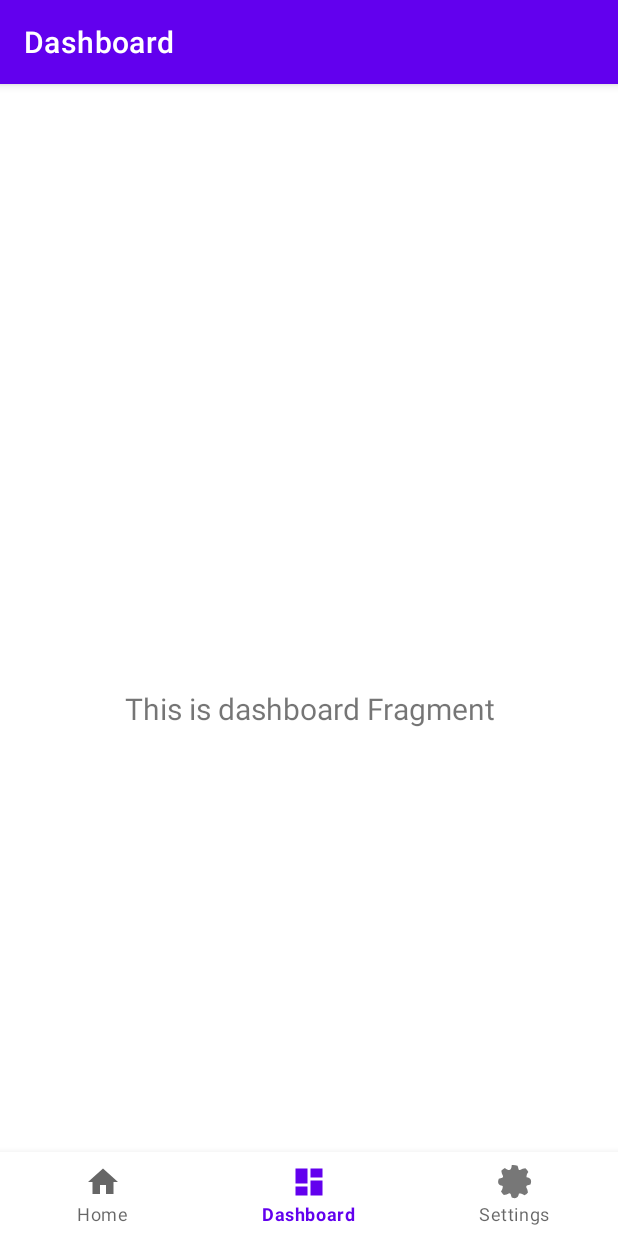
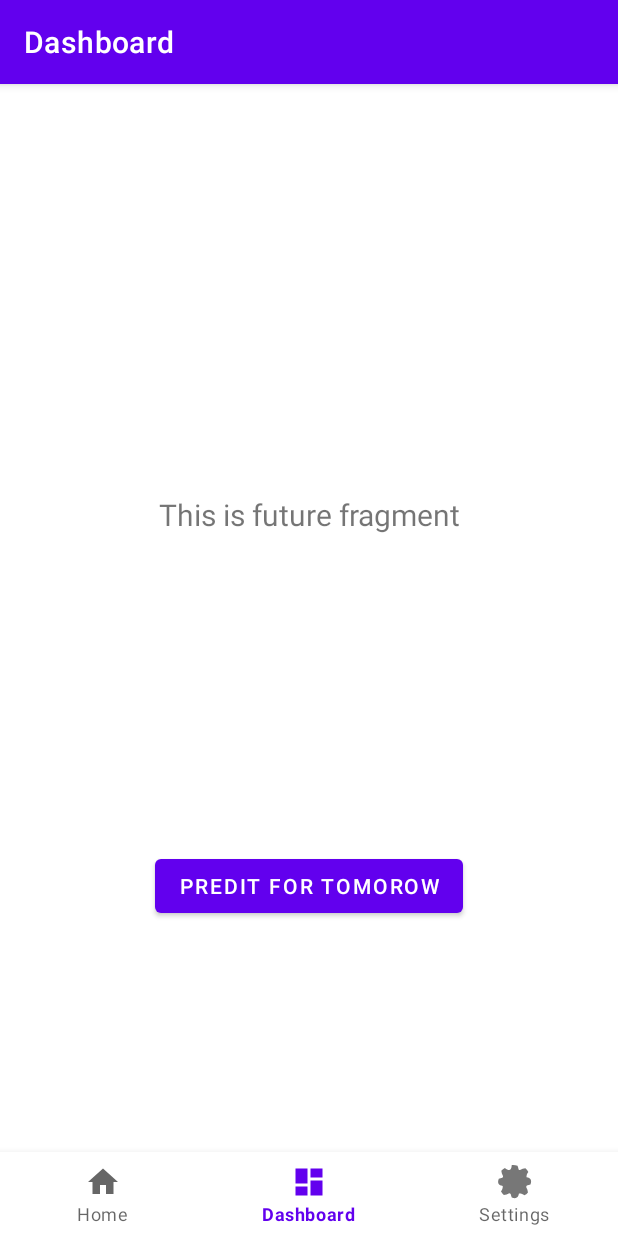
Before and after one commit to MahmudMeme/air-quality, an Android app: the screen it shows after launch (MainActivity), item 2 of the bottom bar chosen, on a phone screen of 412 x 824 dp. Run offline under Robolectric (Android 15) with nearby library versions, the phone set to English and light mode, and no system bars; our stand-ins replace Dagger/Hilt's generated code, navigation-ui; 1 statement that could not run was skipped.

Commit message:
deepseek predition without key

```diff
--- a/app/build.gradle.kts
+++ b/app/build.gradle.kts
@@ -1,3 +1,5 @@
+import java.util.Properties
+
 plugins {
     alias(libs.plugins.android.application)
     alias(libs.plugins.kotlin.android)
@@ -21,6 +23,8 @@ android {
         versionName = "1.0"
 
         testInstrumentationRunner = "androidx.test.runner.AndroidJUnitRunner"
+        buildConfigField("String", "API_KEY", "\"${properties["DEEPSEEK_API_KEY"]}\"")
+        buildConfigField("String", "DAPI_KEY", "\"${System.getenv("DEEPSEEK_API_KEY")}\"")
     }
 
     buildTypes {
@@ -40,6 +44,7 @@ android {
         jvmTarget = "11"
     }
     buildFeatures {
+        buildConfig = true
         viewBinding = true
     }
 }
--- a/app/src/main/java/com/example/airpolution/data/Repository.kt
+++ b/app/src/main/java/com/example/airpolution/data/Repository.kt
@@ -29,4 +29,7 @@ class Repository @Inject constructor(
     suspend fun getAllCitiesFromStringsXML(): List<String> {
         return localDataSource.getAllCitiesFromStringsXML()
     }
+    suspend fun getPrediction(prompt: String): String? {
+        return remoteAirValuesDataSource.predict(prompt)
+    }
 }
--- a/app/src/main/java/com/example/airpolution/data/remote/AirValuesDBApi.kt
+++ b/app/src/main/java/com/example/airpolution/data/remote/AirValuesDBApi.kt
@@ -1,7 +1,13 @@
 package com.example.airpolution.data.remote
 
+import com.example.airpolution.data.remote.deepseek.DeepSeekRequest
+import com.example.airpolution.data.remote.deepseek.DeepSeekResponse
 import retrofit2.Response
+import retrofit2.http.Body
 import retrofit2.http.GET
+import retrofit2.http.Header
+import retrofit2.http.Headers
+import retrofit2.http.POST
 import retrofit2.http.Url
 
 interface AirValuesDBApi {
@@ -10,4 +16,12 @@ interface AirValuesDBApi {
 
     @GET
     suspend fun getAverageDataForYesterday(@Url url: String): Response<List<AverageDataResponse>>
+
+    @Headers("Content-Type: application/json")
+    @POST("chat/completions")
+    suspend fun getPrediction(
+//        @Url url: String,
+        @Header("Authorization") auth: String,
+        @Body request: DeepSeekRequest,
+    ): Response<DeepSeekResponse>
 }
--- a/app/src/main/java/com/example/airpolution/data/remote/RemoteAirValuesDataSource.kt
+++ b/app/src/main/java/com/example/airpolution/data/remote/RemoteAirValuesDataSource.kt
@@ -1,7 +1,11 @@
 package com.example.airpolution.data.remote
+
+import com.example.airpolution.data.remote.deepseek.DeepSeekResponse
 
 interface RemoteAirValuesDataSource {
     suspend fun getAirValues(url: String): AirQualityResponse
 
     suspend fun getAverageData(url: String): List<AverageDataResponse>
+
+    suspend fun predict(prompt:String): String?
 }
--- /dev/null
+++ b/app/src/main/java/com/example/airpolution/data/remote/deepseek/DeepSeekApi.kt
@@ -0,0 +1,6 @@
+package com.example.airpolution.data.remote.deepseek
+
+object DeepSeekApi {
+     const val BASE_URL = "https://api.deepseek.com/v1/"
+     const val API_KEY = "your_api_key_here"
+}
--- a/app/src/main/java/com/example/airpolution/di/SingletonModule.kt
+++ b/app/src/main/java/com/example/airpolution/di/SingletonModule.kt
@@ -37,7 +37,7 @@ abstract class SingletonModule {
         @Provides
         @Singleton
         fun provideRetrofit(okHttpClient: OkHttpClient): Retrofit {
-            val baseUrl = "https://placeholder.pulse.eco/"
+            val baseUrl = "https://api.deepseek.com/v1/"
             return Retrofit.Builder()
                 .baseUrl(baseUrl)
                 .addConverterFactory(GsonConverterFactory.create())
--- a/app/src/main/java/com/example/airpolution/ui/dashboard/DashboardFragment.kt
+++ /dev/null
@@ -1,42 +0,0 @@
-package com.example.airpolution.ui.dashboard
-
-import android.os.Bundle
-import android.view.LayoutInflater
-import android.view.View
-import android.view.ViewGroup
-import android.widget.TextView
-import androidx.fragment.app.Fragment
-import androidx.lifecycle.ViewModelProvider
-import com.example.airpolution.databinding.FragmentDashboardBinding
-
-class DashboardFragment : Fragment() {
-
-    private var _binding: FragmentDashboardBinding? = null
-
-    // This property is only valid between onCreateView and
-    // onDestroyView.
-    private val binding get() = _binding!!
-
-    override fun onCreateView(
-        inflater: LayoutInflater,
-        container: ViewGroup?,
-        savedInstanceState: Bundle?
-    ): View {
-        val dashboardViewModel =
-            ViewModelProvider(this).get(DashboardViewModel::class.java)
-
-        _binding = FragmentDashboardBinding.inflate(inflater, container, false)
-        val root: View = binding.root
-
-        val textView: TextView = binding.textDashboard
-        dashboardViewModel.text.observe(viewLifecycleOwner) {
-            textView.text = it
-        }
-        return root
-    }
-
-    override fun onDestroyView() {
-        super.onDestroyView()
-        _binding = null
-    }
-}
--- a/app/src/main/java/com/example/airpolution/ui/dashboard/DashboardViewModel.kt
+++ /dev/null
@@ -1,13 +0,0 @@
-package com.example.airpolution.ui.dashboard
-
-import androidx.lifecycle.LiveData
-import androidx.lifecycle.MutableLiveData
-import androidx.lifecycle.ViewModel
-
-class DashboardViewModel : ViewModel() {
-
-    private val _text = MutableLiveData<String>().apply {
-        value = "This is dashboard Fragment"
-    }
-    val text: LiveData<String> = _text
-}
--- /dev/null
+++ b/app/src/main/java/com/example/airpolution/ui/dashboard/FutureFragment.kt
@@ -0,0 +1,54 @@
+package com.example.airpolution.ui.dashboard
+
+import android.os.Bundle
+import android.view.LayoutInflater
+import android.view.View
+import android.view.ViewGroup
+import androidx.fragment.app.Fragment
+import androidx.lifecycle.Lifecycle
+import androidx.lifecycle.ViewModelProvider
+import androidx.lifecycle.lifecycleScope
+import androidx.lifecycle.repeatOnLifecycle
+import com.example.airpolution.databinding.FragmentFutureBinding
+import dagger.hilt.android.AndroidEntryPoint
+import kotlinx.coroutines.launch
+
+@AndroidEntryPoint
+class FutureFragment : Fragment() {
+
+    private var _binding: FragmentFutureBinding? = null
+
+    // This property is only valid between onCreateView and
+    // onDestroyView.
+    private val binding get() = _binding!!
+
+    override fun onCreateView(
+        inflater: LayoutInflater,
+        container: ViewGroup?,
+        savedInstanceState: Bundle?
+    ): View {
+        val futureViewModel = ViewModelProvider(this).get(FutureViewModel::class.java)
+
+        _binding = FragmentFutureBinding.inflate(inflater, container, false)
+        val root: View = binding.root
+
+
+        binding.btnPredict.setOnClickListener {
+            futureViewModel.loadData()
+        }
+
+        viewLifecycleOwner.lifecycleScope.launch {
+            lifecycle.repeatOnLifecycle(Lifecycle.State.STARTED) {
+                futureViewModel.uiState.collect { state ->
+                    binding.textDashboard.text = state.text
+                }
+            }
+        }
+        return root
+    }
+
+    override fun onDestroyView() {
+        super.onDestroyView()
+        _binding = null
+    }
+}
--- a/app/src/main/res/layout/fragment_dashboard.xml
+++ b/app/src/main/res/layout/fragment_future.xml
@@ -4,7 +4,7 @@
     xmlns:tools="http://schemas.android.com/tools"
     android:layout_width="match_parent"
     android:layout_height="match_parent"
-    tools:context=".ui.dashboard.DashboardFragment">
+    tools:context=".ui.dashboard.FutureFragment">
 
     <TextView
         android:id="@+id/text_dashboard"
@@ -15,8 +15,18 @@
         android:layout_marginEnd="8dp"
         android:textAlignment="center"
         android:textSize="20sp"
-        app:layout_constraintBottom_toBottomOf="parent"
+        app:layout_constraintBottom_toTopOf="@+id/btnPredict"
         app:layout_constraintEnd_toEndOf="parent"
         app:layout_constraintStart_toStartOf="parent"
         app:layout_constraintTop_toTopOf="parent" />
+    <Button
+        android:id="@+id/btnPredict"
+        android:layout_width="wrap_content"
+        android:layout_height="wrap_content"
+        android:text="predit for tomorow"
+        app:layout_constraintTop_toBottomOf="@+id/text_dashboard"
+        app:layout_constraintStart_toStartOf="parent"
+        app:layout_constraintEnd_toEndOf="parent"
+        app:layout_constraintBottom_toBottomOf="parent"
+        />
 </androidx.constraintlayout.widget.ConstraintLayout>
--- a/app/src/main/res/navigation/mobile_navigation.xml
+++ b/app/src/main/res/navigation/mobile_navigation.xml
@@ -13,9 +13,9 @@
 
     <fragment
         android:id="@+id/navigation_dashboard"
-        android:name="com.example.airpolution.ui.dashboard.DashboardFragment"
+        android:name="com.example.airpolution.ui.dashboard.FutureFragment"
         android:label="@string/title_dashboard"
-        tools:layout="@layout/fragment_dashboard" />
+        tools:layout="@layout/fragment_future" />
 
     <fragment
         android:id="@+id/navigation_notifications"
```
Also changed, not shown: app/src/main/java/com/example/airpolution/data/remote/RemoteAirValuesDataSourceImpl.kt (+31 -0 lines), app/src/main/java/com/example/airpolution/data/remote/deepseek/DeepSeekRequest.kt (added, +20 -0 lines), app/src/main/java/com/example/airpolution/domain/TableForPrediction.kt (added, +96 -0 lines), app/src/main/java/com/example/airpolution/ui/dashboard/FutureViewModel.kt (added, +95 -0 lines), app/src/main/java/com/example/airpolution/ui/dashboard/datesBuilder/DateForPrediction.kt (added, +56 -0 lines).
